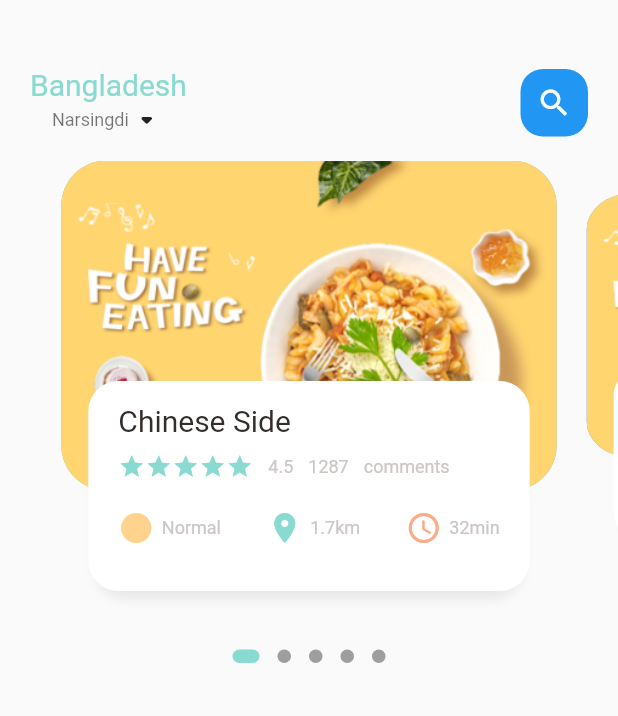
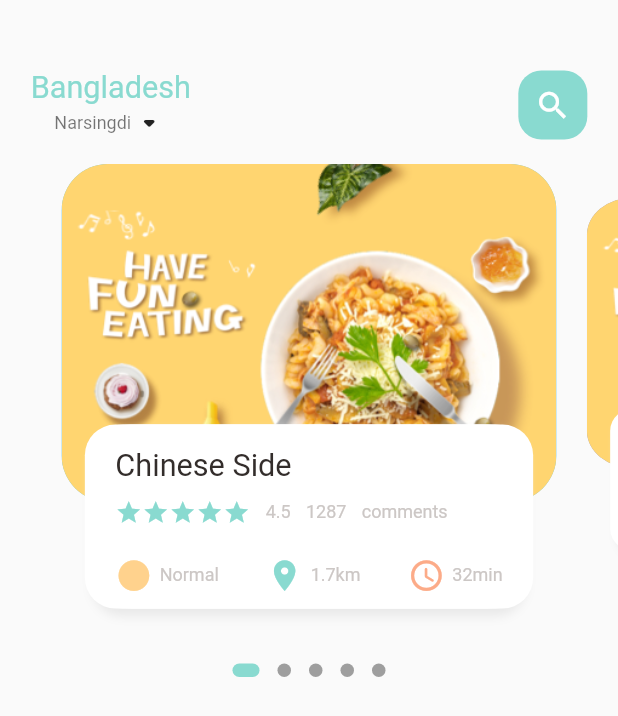
Before and after one commit to savagenur/flutter-food-delivery, a Flutter app: the screen it shows after launch, on a phone screen of 412 x 824 dp. Shown: the top 716 px of the screen. Run offline on Flutter 3.47's test engine with Material 2 defaults, Android fonts, the phone set to English and light mode, and no system bars; drawn by our look-alikes of dots_indicator; our stand-ins replace get.

Commit message:
Dimensions, (get) package

```diff
--- /dev/null
+++ b/lib/COMMITS.txt
@@ -0,0 +1 @@
+Dimensions,
--- a/lib/home/food_page_body.dart
+++ b/lib/home/food_page_body.dart
@@ -2,6 +2,7 @@ import 'package:dots_indicator/dots_indicator.dart';
 import 'package:flutter/cupertino.dart';
 import 'package:flutter/material.dart';
 import 'package:food_delivery/utils/colors.dart';
+import 'package:food_delivery/utils/dimensions.dart';
 import 'package:food_delivery/widgets/big_text.dart';
 import 'package:food_delivery/widgets/icon_and_text_widget.dart';
 import 'package:food_delivery/widgets/small_text.dart';
@@ -17,7 +18,8 @@ class _FoodPageBodyState extends State<FoodPageBody> {
   PageController pageController = PageController(viewportFraction: 0.85);
   var _currPageValue = 0.0;
   double _scaleFactor = 0.8;
-  double _height = 220;
+  double _height = Dimensions.pageViewContainer;
+
   @override
   void initState() {
     super.initState();
@@ -37,8 +39,9 @@ class _FoodPageBodyState extends State<FoodPageBody> {
   Widget build(BuildContext context) {
     return Column(
       children: [
+        // Slider section
         Container(
-          height: 320,
+          height: Dimensions.pageView,
           // color: Colors.red,
           child: PageView.builder(
               controller: pageController,
@@ -47,6 +50,7 @@ class _FoodPageBodyState extends State<FoodPageBody> {
                 return _buildPageItem(position);
               })),
         ),
+        // Dots
         new DotsIndicator(
           dotsCount: 5,
           position: _currPageValue,
@@ -89,11 +93,13 @@ class _FoodPageBodyState extends State<FoodPageBody> {
       transform: matrix,
       child: Stack(
         children: [
+          // Slider Section
           Container(
-            height: 220,
-            margin: const EdgeInsets.only(left: 10, right: 10),
+            height: Dimensions.pageViewContainer,
+            margin: EdgeInsets.only(
+                left: Dimensions.width10, right: Dimensions.width10),
             decoration: BoxDecoration(
-                borderRadius: BorderRadius.circular(30),
+                borderRadius: BorderRadius.circular(Dimensions.radius30),
                 color: index.isEven
                     ? const Color(0xFF69c5df)
                     : const Color(0xFF9294cc),
@@ -104,11 +110,14 @@ class _FoodPageBodyState extends State<FoodPageBody> {
           Align(
             alignment: Alignment.bottomCenter,
             child: Container(
-              height: 140,
+              height: Dimensions.pageViewTextContainer,
               // width: 300,
-              margin: const EdgeInsets.only(left: 33, right: 33, bottom: 33),
+              margin: EdgeInsets.only(
+                  left: Dimensions.width30,
+                  right: Dimensions.width30,
+                  bottom: Dimensions.height30),
               decoration: BoxDecoration(
-                  borderRadius: BorderRadius.circular(20),
+                  borderRadius: BorderRadius.circular(Dimensions.radius20),
                   color: Colors.white,
                   boxShadow: [
                     BoxShadow(
@@ -120,13 +129,16 @@ class _FoodPageBodyState extends State<FoodPageBody> {
                     BoxShadow(color: Colors.white, offset: Offset(5, 0)),
                   ]),
               child: Container(
-                margin: const EdgeInsets.only(right: 15, left: 15, top: 15),
+                margin: EdgeInsets.only(
+                    right: Dimensions.height15,
+                    left: Dimensions.height15,
+                    top: Dimensions.height15),
                 child: Column(
                   crossAxisAlignment: CrossAxisAlignment.start,
                   children: [
                     BigText(text: "Chinese Side"),
-                    const SizedBox(
-                      height: 10,
+                    SizedBox(
+                      height: Dimensions.height10,
                     ),
                     Row(
                       children: [
@@ -139,22 +151,22 @@ class _FoodPageBodyState extends State<FoodPageBody> {
                             );
                           }),
                         ),
-                        const SizedBox(
-                          width: 10,
+                        SizedBox(
+                          width: Dimensions.width10,
                         ),
                         SmallText(text: "4.5"),
-                        const SizedBox(
-                          width: 10,
+                        SizedBox(
+                          width: Dimensions.width10,
                         ),
                         SmallText(text: "1287"),
-                        const SizedBox(
-                          width: 10,
+                        SizedBox(
+                          width: Dimensions.width10,
                         ),
                         SmallText(text: "comments"),
                       ],
                     ),
-                    const SizedBox(
-                      height: 20,
+                    SizedBox(
+                      height: Dimensions.height20,
                     ),
                     Row(
                       mainAxisAlignment: MainAxisAlignment.spaceBetween,
@@ -163,12 +175,10 @@ class _FoodPageBodyState extends State<FoodPageBody> {
                             icon: Icons.circle_sharp,
                             text: "Normal",
                             iconColor: AppColors.iconColor1),
-
                         IconAndTextWidget(
                             icon: Icons.location_on,
                             text: "1.7km",
                             iconColor: AppColors.mainColor),
-
                         IconAndTextWidget(
                             icon: Icons.access_time_rounded,
                             text: "32min",
--- a/lib/home/main_food_page.dart
+++ b/lib/home/main_food_page.dart
@@ -2,6 +2,7 @@ import 'package:flutter/cupertino.dart';
 import 'package:flutter/material.dart';
 import 'package:food_delivery/home/food_page_body.dart';
 import 'package:food_delivery/utils/colors.dart';
+import 'package:food_delivery/utils/dimensions.dart';
 import 'package:food_delivery/widgets/big_text.dart';
 import 'package:food_delivery/widgets/small_text.dart';
 
@@ -21,8 +22,8 @@ class _MainFoodPageState extends State<MainFoodPage> {
           // Showing the header
           Container(
             child: Container(
-              margin: const EdgeInsets.only(top: 45, bottom: 15),
-              padding: const EdgeInsets.only(left: 20, right: 20),
+              margin:  EdgeInsets.only(top: Dimensions.height45, bottom: Dimensions.height15),
+              padding:  EdgeInsets.only(left: Dimensions.width20, right: Dimensions.width20),
               child: Row(
                 mainAxisAlignment: MainAxisAlignment.spaceBetween,
                 children: [
@@ -45,15 +46,16 @@ class _MainFoodPageState extends State<MainFoodPage> {
                   ),
                   Center(
                     child: Container(
-                      width: 45,
-                      height: 45,
+                      width: Dimensions.width45,
+                      height: Dimensions.height45,
                       decoration: BoxDecoration(
-                        borderRadius: BorderRadius.circular(15),
-                        color: Colors.blue,
+                        borderRadius: BorderRadius.circular(Dimensions.radius15),
+                        color: AppColors.mainColor,
                       ),
                       child: Icon(
                         Icons.search,
                         color: Colors.white,
+                        size: Dimensions.iconSize24,
                       ),
                     ),
                   )
--- a/lib/main.dart
+++ b/lib/main.dart
@@ -1,5 +1,6 @@
 import 'package:flutter/material.dart';
 import 'package:food_delivery/home/main_food_page.dart';
+import 'package:get/get.dart';
 
 void main() {
   runApp(const MyApp());
@@ -11,7 +12,7 @@ class MyApp extends StatelessWidget {
   // This widget is the root of your application.
   @override
   Widget build(BuildContext context) {
-    return MaterialApp(
+    return GetMaterialApp(
       debugShowCheckedModeBanner: false,
       title: 'Flutter Demo',
       theme: ThemeData(
--- /dev/null
+++ b/lib/utils/dimensions.dart
@@ -0,0 +1,38 @@
+import 'package:get/get.dart';
+
+class Dimensions {
+  static double screenHeight = Get.context!.height;
+  static double screenWidth = Get.context!.width;
+
+  // 806/220=3.84 (Height of screen divided by height of container)
+  static double pageViewContainer = screenHeight / 3.66;
+
+  static double pageView = screenHeight / 2.52;
+
+  // 806/120=3.84 (Height of screen divided by height of container)
+  static double pageViewTextContainer = screenHeight / 6.72;
+
+// Dynamic height padding and margin
+  static double height10 = screenHeight / 80.6;
+  static double height15 = screenHeight / 53.73;
+  static double height20 = screenHeight / 40.3;
+  static double height30 = screenHeight / 26.86;
+  static double height45 = screenHeight / 17.91;
+
+// Dynamic width padding and margin
+  static double width10 = screenHeight / 80.6;
+  static double width15 = screenHeight / 53.73;
+  static double width20 = screenHeight / 40.3;
+  static double width30 = screenHeight / 26.86;
+  static double width45 = screenHeight / 17.91;
+
+  static double font20 = screenHeight / 40.3;
+
+// Radius
+  static double radius15 = screenHeight / 53.73;
+  static double radius20 = screenHeight / 40.3;
+  static double radius30 = screenHeight / 26.86;
+
+// Icon size
+  static double iconSize24 = screenHeight / 33.58;
+}
--- a/lib/widgets/big_text.dart
+++ b/lib/widgets/big_text.dart
@@ -1,5 +1,6 @@
 import 'package:flutter/cupertino.dart';
 import 'package:flutter/material.dart';
+import 'package:food_delivery/utils/dimensions.dart';
 
 class BigText extends StatelessWidget {
   final String text;
@@ -10,7 +11,7 @@ class BigText extends StatelessWidget {
     Key? key,
     required this.text,
     this.color = const Color(0xFF332d2b),
-    this.size = 20,
+    this.size = 0,
     this.overFlow = TextOverflow.ellipsis
   }) : super(key: key);
 
@@ -24,7 +25,7 @@ class BigText extends StatelessWidget {
         fontFamily: "Roboto",
         fontWeight: FontWeight.w400,
         color: color,
-        fontSize: size,
+        fontSize: size==0?Dimensions.font20:size,
       ),
     );
   }
--- a/lib/widgets/icon_and_text_widget.dart
+++ b/lib/widgets/icon_and_text_widget.dart
@@ -1,4 +1,5 @@
 import 'package:flutter/cupertino.dart';
+import 'package:food_delivery/utils/dimensions.dart';
 import 'package:food_delivery/widgets/small_text.dart';
 
 class IconAndTextWidget extends StatelessWidget {
@@ -11,7 +12,7 @@ class IconAndTextWidget extends StatelessWidget {
   Widget build(BuildContext context) {
     return Row(
       children: [
-        Icon(icon,color: iconColor,),
+        Icon(icon,color: iconColor, size: Dimensions.iconSize24,),
         const SizedBox(width: 5,),
         SmallText(text: text,),
       ],
--- a/pubspec.yaml
+++ b/pubspec.yaml
@@ -29,6 +29,7 @@ environment:
 dependencies:
   flutter:
     sdk: flutter
+# Important packages:
   get: ^4.1.4
   dots_indicator: ^2.0.0
 
```
